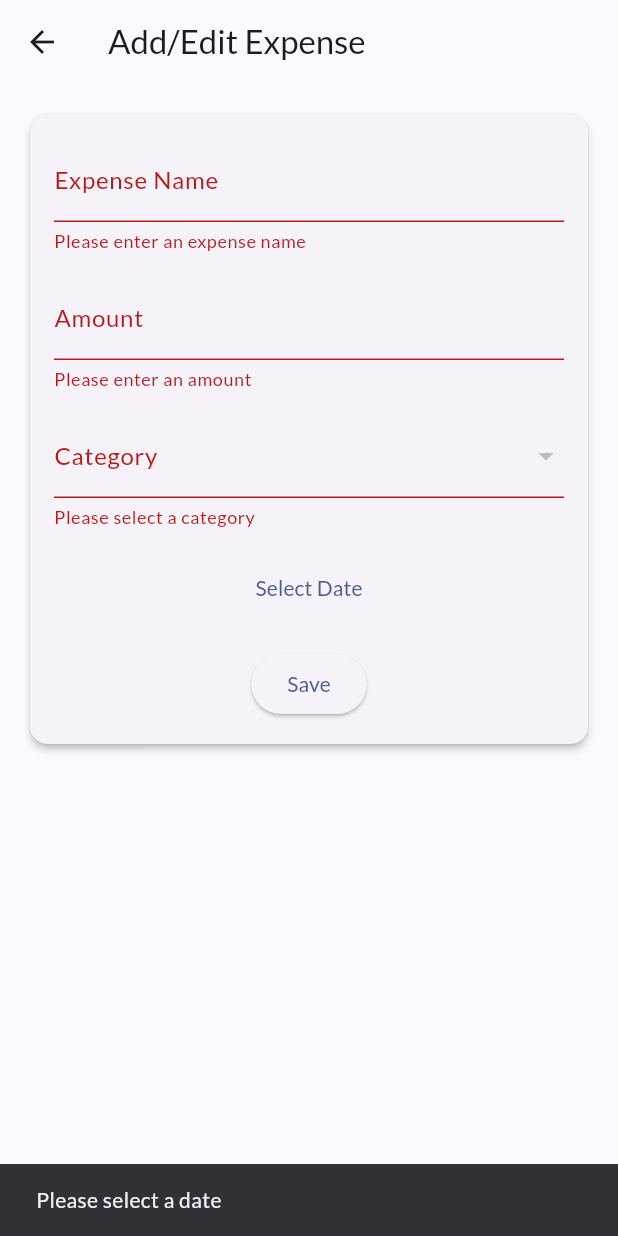
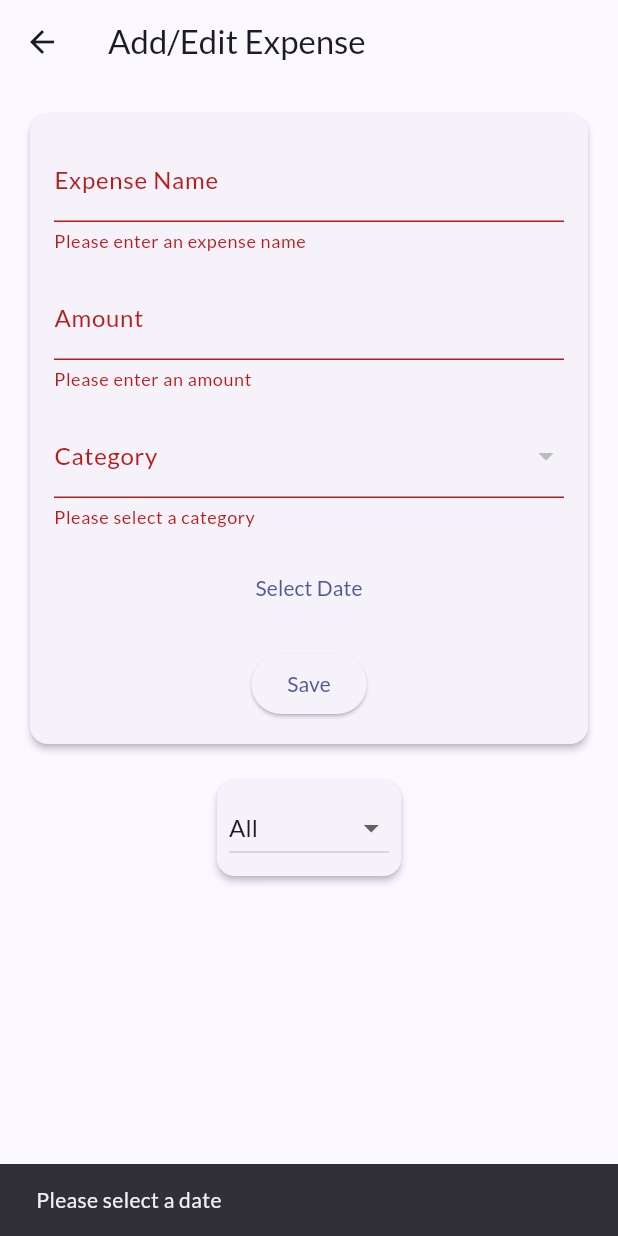
Before and after one commit to MalithEdirisinghe/expense_tracker, a Flutter app: the AddEditExpenseScreen screen opened by its route, after a tap on "Save", on a phone screen of 412 x 824 dp. Run offline on Flutter 3.47's test engine with Material 3 defaults, Android fonts, the phone set to English and light mode, and no system bars; our stand-ins replace google_fonts, sqflite; accounts and stored records are empty.

```diff
--- a/lib/add_edit_expense_screen.dart
+++ b/lib/add_edit_expense_screen.dart
@@ -18,13 +18,16 @@ class _AddEditExpenseScreenState extends State<AddEditExpenseScreen> {
   final DatabaseHelper _dbHelper = DatabaseHelper();
   List<Map<String, dynamic>> categories = [];
   List<Map<String, dynamic>> expenses = [];
+  String _filterOption = 'All';
+  DateTime? _filterStartDate;
+  DateTime? _filterEndDate;
   int? _selectedExpenseId;
 
   @override
   void initState() {
     super.initState();
     _fetchCategories();
-    _fetchExpenses();
+    _applyFilter();
   }
 
   @override
@@ -44,14 +47,23 @@ class _AddEditExpenseScreenState extends State<AddEditExpenseScreen> {
     });
   }
 
-  Future<void> _fetchExpenses() async {
+  Future<void> _fetchExpenses({DateTime? startDate, DateTime? endDate}) async {
+    String whereClause = '';
+    List<dynamic> args = [];
+    if (startDate != null && endDate != null) {
+      whereClause = 'WHERE e.date BETWEEN ? AND ?';
+      args = [startDate.toIso8601String(), endDate.toIso8601String()];
+    }
+
     final data = await _dbHelper.rawQuery(
       '''
       SELECT e.id, e.name, e.category_id, e.amount, e.date, c.name AS category_name
       FROM expenses e
       INNER JOIN categories c ON e.category_id = c.id
+      $whereClause
+      ORDER BY e.date DESC
       ''',
-      [],
+      args,
     );
     setState(() {
       expenses = data;
@@ -60,10 +72,51 @@ class _AddEditExpenseScreenState extends State<AddEditExpenseScreen> {
 
   Future<void> _deleteExpense(int id) async {
     await _dbHelper.delete('expenses', 'id = ?', [id]);
-    _fetchExpenses();
+    _applyFilter();
     ScaffoldMessenger.of(context).showSnackBar(
       const SnackBar(content: Text('Expense deleted successfully!')),
     );
+  }
+
+  Future<void> _applyFilter() async {
+    if (_filterOption == 'All') {
+      await _fetchExpenses();
+      return;
+    }
+
+    DateTime now = DateTime.now();
+    late DateTime start;
+    late DateTime end;
+
+    if (_filterOption == 'This Week') {
+      final int weekday = now.weekday;
+      start = now.subtract(Duration(days: weekday - 1));
+      end = start.add(const Duration(days: 6));
+    } else if (_filterOption == 'Last Week') {
+      final int weekday = now.weekday;
+      end = now.subtract(Duration(days: weekday));
+      start = end.subtract(const Duration(days: 6));
+    } else if (_filterOption == 'This Month') {
+      start = DateTime(now.year, now.month, 1);
+      end = DateTime(now.year, now.month + 1, 0);
+    } else if (_filterOption == 'Last Month') {
+      start = DateTime(now.year, now.month - 1, 1);
+      end = DateTime(now.year, now.month, 0);
+    } else if (_filterOption == 'Date Range') {
+      if (_filterStartDate == null || _filterEndDate == null) {
+        ScaffoldMessenger.of(context).showSnackBar(
+          const SnackBar(content: Text('Please select start and end dates')),
+        );
+        return;
+      }
+      start = _filterStartDate!;
+      end = _filterEndDate!;
+    } else {
+      await _fetchExpenses();
+      return;
+    }
+
+    await _fetchExpenses(startDate: start, endDate: end);
   }
 
   void _populateForm(Map<String, dynamic> expense) {
@@ -204,7 +257,7 @@ class _AddEditExpenseScreenState extends State<AddEditExpenseScreen> {
                                 const SnackBar(content: Text('Expense updated successfully!')),
                               );
                             }
-                            _fetchExpenses();
+                            _applyFilter();
                             _nameController.clear();
                             _amountController.clear();
                             setState(() {
@@ -226,6 +279,89 @@ class _AddEditExpenseScreenState extends State<AddEditExpenseScreen> {
               ),
             ),
             const SizedBox(height: 16),
+            Card(
+              elevation: 2,
+              child: Padding(
+                padding: const EdgeInsets.all(8.0),
+                child: Column(
+                  children: [
+                    DropdownButton<String>(
+                      value: _filterOption,
+                      items: const [
+                        DropdownMenuItem(value: 'All', child: Text('All')),
+                        DropdownMenuItem(value: 'This Week', child: Text('This Week')),
+                        DropdownMenuItem(value: 'Last Week', child: Text('Last Week')),
+                        DropdownMenuItem(value: 'This Month', child: Text('This Month')),
+                        DropdownMenuItem(value: 'Last Month', child: Text('Last Month')),
+                        DropdownMenuItem(value: 'Date Range', child: Text('Date Range')),
+                      ],
+                      onChanged: (value) {
+                        if (value == null) return;
+                        setState(() {
+                          _filterOption = value;
+                        });
+                        if (value != 'Date Range') {
+                          _filterStartDate = null;
+                          _filterEndDate = null;
+                          _applyFilter();
+                        }
+                      },
+                    ),
+                    if (_filterOption == 'Date Range')
+                      Row(
+                        mainAxisAlignment: MainAxisAlignment.spaceEvenly,
+                        children: [
+                          TextButton(
+                            onPressed: () async {
+                              final date = await showDatePicker(
+                                context: context,
+                                initialDate: _filterStartDate ?? DateTime.now(),
+                                firstDate: DateTime(2000),
+                                lastDate: DateTime(2100),
+                              );
+                              if (date != null) {
+                                setState(() {
+                                  _filterStartDate = date;
+                                });
+                              }
+                            },
+                            child: Text(
+                              _filterStartDate == null
+                                  ? 'Start Date'
+                                  : DateFormat('yyyy-MM-dd').format(_filterStartDate!),
+                            ),
+                          ),
+                          TextButton(
+                            onPressed: () async {
+                              final date = await showDatePicker(
+                                context: context,
+                                initialDate: _filterEndDate ?? DateTime.now(),
+                                firstDate: DateTime(2000),
+                                lastDate: DateTime(2100),
+                              );
+                              if (date != null) {
+                                setState(() {
+                                  _filterEndDate = date;
+                                });
+                              }
+                            },
+                            child: Text(
+                              _filterEndDate == null
+                                  ? 'End Date'
+                                  : DateFormat('yyyy-MM-dd').format(_filterEndDate!),
+                            ),
+                          ),
+                          ElevatedButton(
+                            onPressed: _applyFilter,
+                            child: const Text('Apply'),
+                          ),
+                        ],
+                      ),
+                  ],
+                ),
+              ),
+            ),
+            const SizedBox(height: 16),
             Expanded(
               child: ListView.builder(
                 itemCount: expenses.length,
@@ -235,7 +371,8 @@ class _AddEditExpenseScreenState extends State<AddEditExpenseScreen> {
                     margin: const EdgeInsets.symmetric(horizontal: 8, vertical: 4),
                     child: ListTile(
                       title: Text('${expense['name']} - Rs. ${expense['amount']}'),
-                      subtitle: Text('${expense['date']} - ${expense['category_name']}'),
+                      subtitle: Text(
+                          '${DateFormat('yyyy-MM-dd').format(DateTime.parse(expense['date']))} - ${expense['category_name']}'),
                       trailing: Row(
                         mainAxisSize: MainAxisSize.min,
                         children: [
--- a/lib/home_screen.dart
+++ b/lib/home_screen.dart
@@ -1,5 +1,6 @@
 import 'package:flutter/material.dart';
 import 'database_helper.dart';
+import 'package:intl/intl.dart';
 
 class HomeScreen extends StatefulWidget {
   const HomeScreen({super.key});
@@ -221,7 +222,8 @@ class ExpensesForCategoryScreen extends StatelessWidget {
             margin: const EdgeInsets.symmetric(horizontal: 8, vertical: 4),
             child: ListTile(
               title: Text('${expense['name']}'),
-              subtitle: Text('${expense['date']}'),
+              subtitle: Text(
+                  DateFormat('yyyy-MM-dd').format(DateTime.parse(expense['date']))),
               trailing: Text('Rs${expense['amount']}'),
             ),
           );
```
